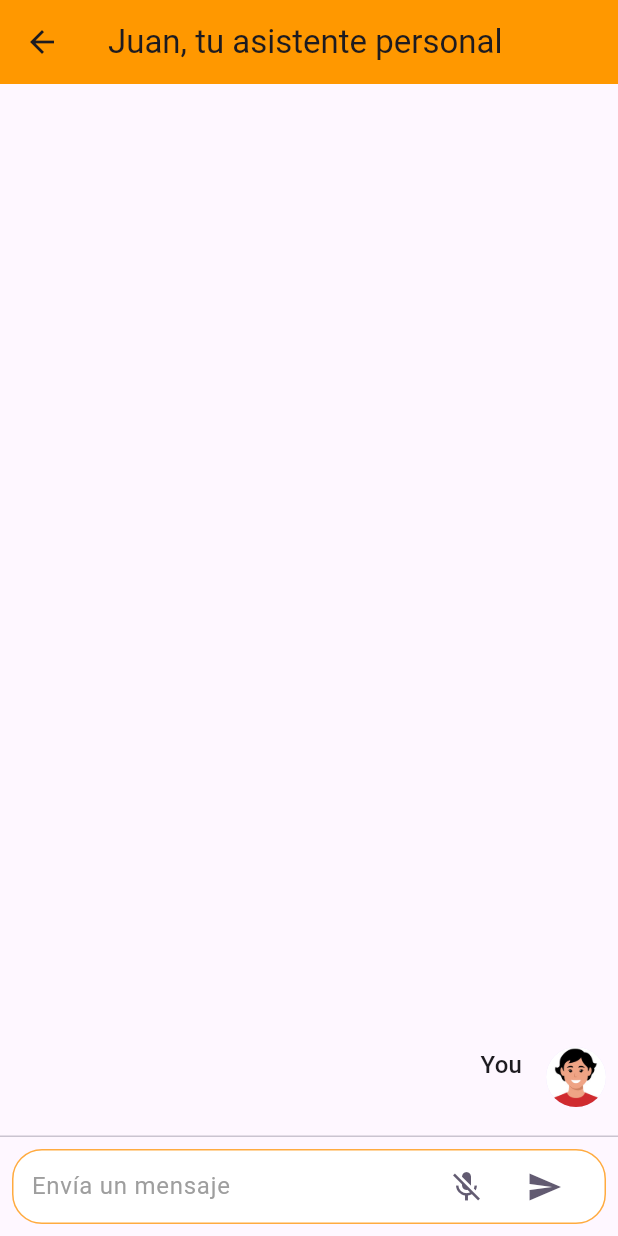
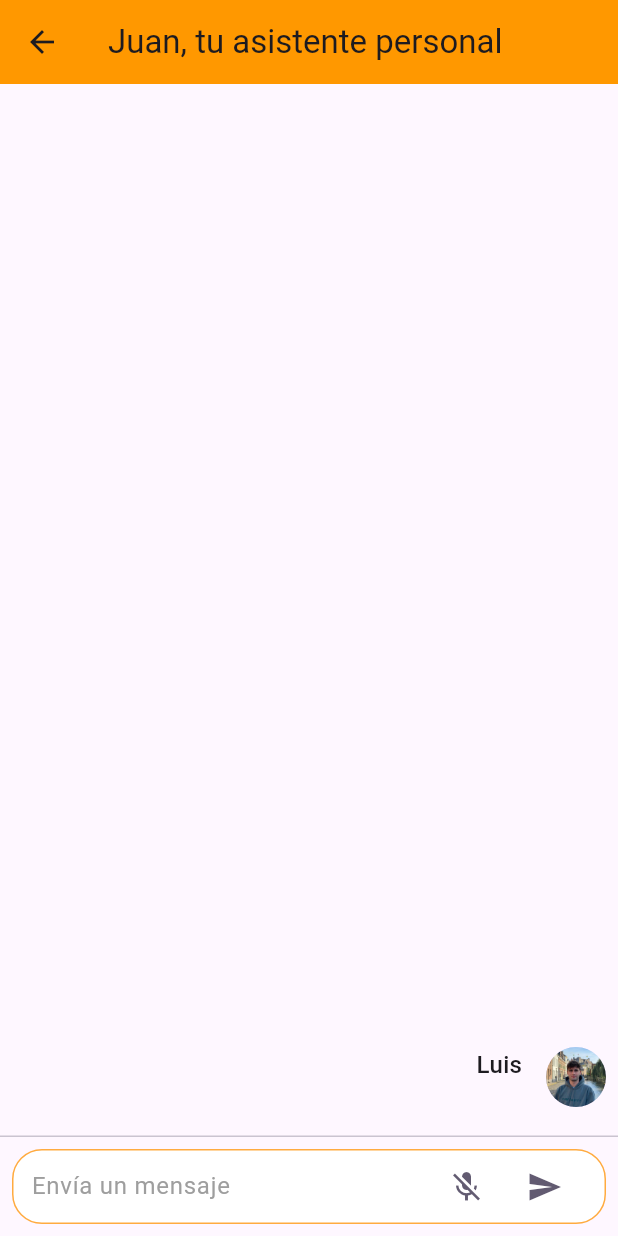
Before and after one commit to pab1s/ETSIIT-info-app, a Flutter app: the ChatPage screen opened directly, after a tap on the "send" icon, on a phone screen of 412 x 824 dp. Run offline on Flutter 3.47's test engine with Material 3 defaults, Android fonts, the light colour scheme and no system bars; our stand-ins replace camera, carousel_slider, flutter_compass, flutter_map, flutter_tts, geolocator and 8 more; missing offline and left inert: dialogflow_grpc, flutter_map_animations, flutter_pixelmatching, light, syncfusion_flutter_core; project files that could hold a hidden picture were left out.

Commit message:
Update user avatar and name

```diff
--- a/lib/pages/chat_page.dart
+++ b/lib/pages/chat_page.dart
@@ -97,7 +97,7 @@ class _ChatPageState extends State<ChatPage> {
 
     ChatMessage userMessage = ChatMessage(
       text: text,
-      name: "You",
+      name: "Luis",
       type: true,
     );
 
@@ -131,8 +131,11 @@ class _ChatPageState extends State<ChatPage> {
   @override
   Widget build(BuildContext context) {
     return Scaffold(
-      appBar: const TopBar(
-        title: "Juan, tu asistente personal",
+      appBar: PreferredSize(
+        preferredSize: Size.fromHeight(kToolbarHeight),
+        child: TopBar(
+          title: "Juan, tu asistente personal",
+        ),
       ),
       body: Column(
         children: <Widget>[
--- a/lib/pages/profile_page.dart
+++ b/lib/pages/profile_page.dart
@@ -33,10 +33,10 @@ class ProfilePage extends StatelessWidget {
               const SizedBox(height: 20),
               const CircleAvatar(
                 radius: 50,
-                backgroundImage: AssetImage('assets/avatar.jpeg'),
+                backgroundImage: AssetImage('assets/user.jpg'),
               ),
               const Text(
-                'Jonathan Smith',
+                'Luis Crespo',
                 style: TextStyle(
                   fontFamily: 'Montserrat',
                   fontSize: 25,
--- a/lib/widgets/chat_bubble.dart
+++ b/lib/widgets/chat_bubble.dart
@@ -57,7 +57,7 @@ class ChatMessage extends StatelessWidget {
         margin: const EdgeInsets.only(left: 16.0),
         child: const CircleAvatar(
           foregroundImage: AssetImage(
-            'assets/user.jpeg',
+            'assets/user.jpg',
           ),
         ),
       ),
--- a/pubspec.yaml
+++ b/pubspec.yaml
@@ -95,7 +95,7 @@ flutter:
     - assets/valdi.png
     - assets/salas.png
     - assets/npc.png
-    - assets/user.jpeg
+    - assets/user.jpg
 
   # An image asset can refer to one or more resolution-specific "variants", see
   # https://flutter.dev/assets-and-images/#resolution-aware
```
Also changed, not shown: assets/user.jpeg (deleted), assets/user.jpg (added).
